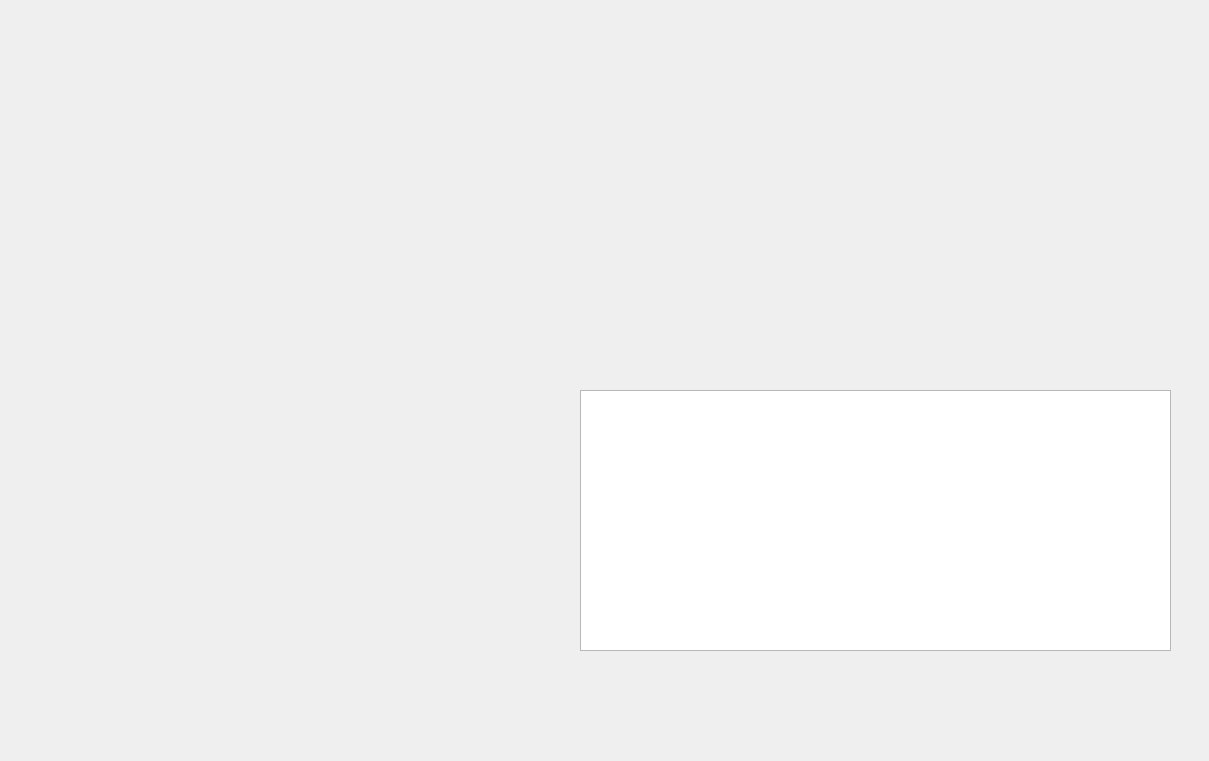
First picture: the form in GenAlg/FiniteFieldWindow.ui, repository LuckyMan26/GeneralAlgebra, before the edit.
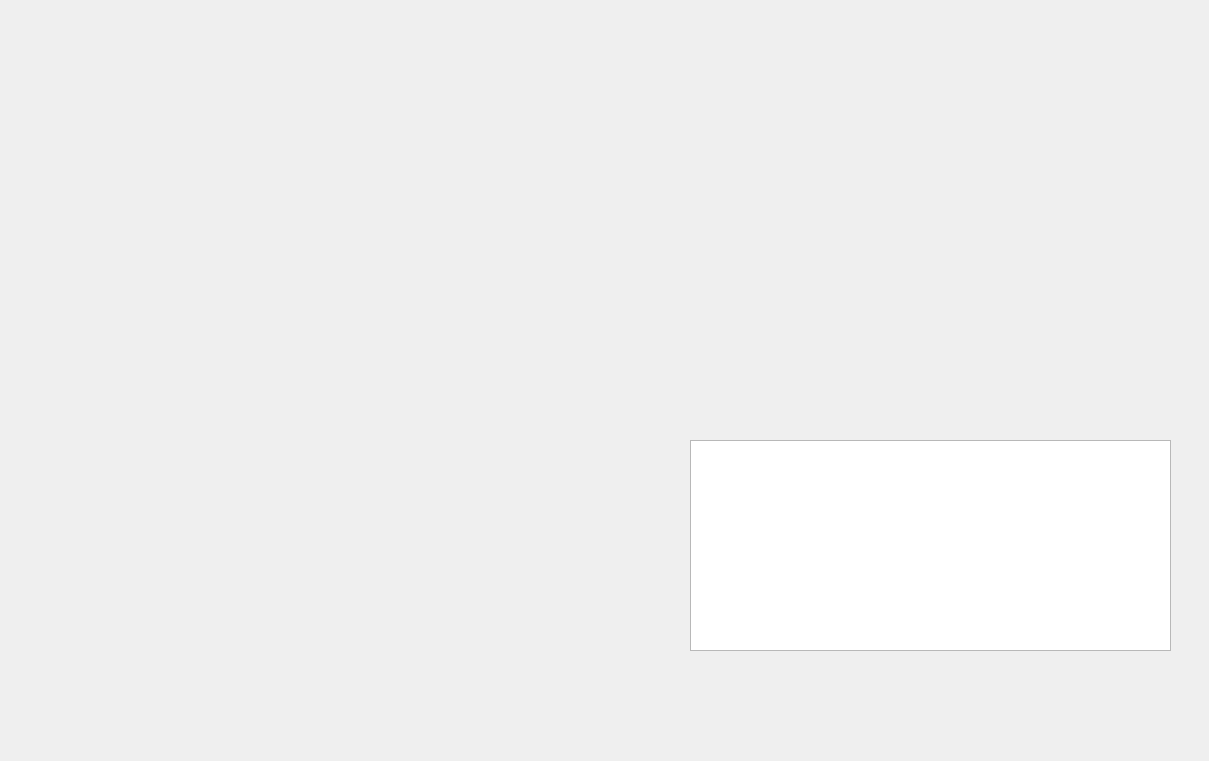
Second picture: the form after the edit.

Commit message:
Finite polynomial fix (#44)
* Implemented TrueFPolynomial class which represents Polynomial in Finite Field

* Improvements

* Some fixes. Forgot to bring to the form of field.

* Changed FPolynomial into TrueFPolynomial.

* UI improvements

* Changed RPolynomial into FPolynomial in GUI. Added modulo "LineEdit"

* .pro.user

* Add tests for multiplication and exponention, rewrite fast exponention

---------

```diff
--- a/GenAlg/FiniteFieldWindow.ui
+++ b/GenAlg/FiniteFieldWindow.ui
@@ -16,8 +16,8 @@
   <widget class="QWidget" name="horizontalLayoutWidget_2">
    <property name="geometry">
     <rect>
-     <x>330</x>
-     <y>570</y>
+     <x>830</x>
+     <y>340</y>
      <width>160</width>
      <height>80</height>
     </rect>
@@ -27,10 +27,10 @@
   <widget class="QTextEdit" name="result">
    <property name="geometry">
     <rect>
-     <x>580</x>
-     <y>390</y>
-     <width>591</width>
-     <height>261</height>
+     <x>690</x>
+     <y>440</y>
+     <width>481</width>
+     <height>211</height>
     </rect>
    </property>
   </widget>
@@ -50,8 +50,8 @@
     <rect>
      <x>40</x>
      <y>370</y>
-     <width>160</width>
-     <height>271</height>
+     <width>541</width>
+     <height>281</height>
     </rect>
    </property>
    <layout class="QGridLayout" name="gridLayout"/>
```
The commit also changes 20 other files.
